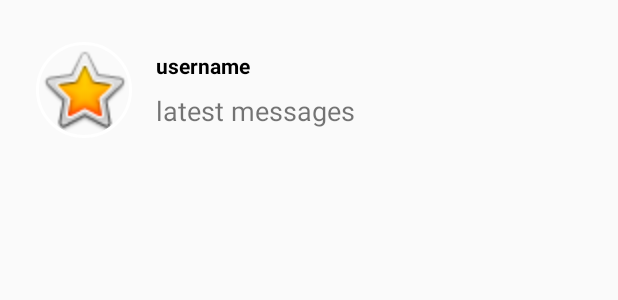
After one commit to boardguy1024/KotlinFirebaseMassenger, an Android app: the layout latest_messages_row.xml on its own in the app's theme, with its tools: preview values and no code run, on a phone screen of 412 x 824 dp. The commit adds this screen. Shown: the top 300 px of the screen. Run offline under Robolectric (Android 15) with nearby library versions, the phone set to English and light mode, and no system bars.

Commit message:
LatestMessages画面に最新メッセージを表示させる

```diff
--- a/app/src/main/java/com/example/parkkyungsuk/kotlinmassanger/ChatLogActivity.kt
+++ b/app/src/main/java/com/example/parkkyungsuk/kotlinmassanger/ChatLogActivity.kt
@@ -110,6 +110,12 @@ class ChatLogActivity : AppCompatActivity() {
                     recyclerview_chat_log.scrollToPosition(adaptor.itemCount - 1)
                 }
         toRef.setValue(chatMassage)
+
+        val letestMessageRef = FirebaseDatabase.getInstance().getReference("/latest-messages/$fromId/$toId")
+        letestMessageRef.setValue(chatMassage)
+
+        val letestMessageToRef = FirebaseDatabase.getInstance().getReference("/latest-messages/$toId/$fromId")
+        letestMessageRef.setValue(chatMassage)
     }
 
 }
--- /dev/null
+++ b/app/src/main/res/layout/latest_messages_row.xml
@@ -0,0 +1,51 @@
+<?xml version="1.0" encoding="utf-8"?>
+<android.support.constraint.ConstraintLayout xmlns:android="http://schemas.android.com/apk/res/android"
+    xmlns:app="http://schemas.android.com/apk/res-auto"
+    xmlns:tools="http://schemas.android.com/tools"
+    android:layout_width="match_parent"
+    android:layout_height="120dp">
+
+    <de.hdodenhof.circleimageview.CircleImageView
+        android:id="@+id/imageView_latest_messages"
+        android:layout_width="64dp"
+        android:layout_height="64dp"
+        android:layout_marginLeft="24dp"
+        android:layout_marginStart="24dp"
+        app:civ_border_width="2dp"
+        app:civ_border_color="@android:color/white"
+        app:layout_constraintBottom_toBottomOf="parent"
+        app:layout_constraintStart_toStartOf="parent"
+        app:layout_constraintTop_toTopOf="parent"
+        app:srcCompat="@android:drawable/btn_star_big_on" />
+
+    <TextView
+        android:id="@+id/username_textView_latest_messages"
+        android:layout_width="wrap_content"
+        android:layout_height="wrap_content"
+        android:layout_marginBottom="8dp"
+        android:layout_marginLeft="16dp"
+        android:layout_marginStart="16dp"
+        android:text="username"
+        android:textColor="@android:color/black"
+        android:textStyle="bold"
+        app:layout_constraintBottom_toTopOf="@+id/message_textView_latest_messages"
+        app:layout_constraintStart_toEndOf="@+id/imageView_latest_messages"
+        app:layout_constraintTop_toTopOf="parent"
+        app:layout_constraintVertical_chainStyle="packed" />
+
+    <TextView
+        android:id="@+id/message_textView_latest_messages"
+        android:layout_width="0dp"
+        android:layout_height="wrap_content"
+        android:layout_marginEnd="8dp"
+        android:layout_marginLeft="16dp"
+        android:layout_marginRight="8dp"
+        android:layout_marginStart="16dp"
+        android:text="latest messages"
+        android:textSize="18sp"
+        app:layout_constraintBottom_toBottomOf="parent"
+        app:layout_constraintEnd_toEndOf="parent"
+        app:layout_constraintHorizontal_bias="0.5"
+        app:layout_constraintStart_toEndOf="@+id/imageView_latest_messages"
+        app:layout_constraintTop_toBottomOf="@+id/username_textView_latest_messages" />
+</android.support.constraint.ConstraintLayout>
```
Also changed, not shown: app/src/main/java/com/example/parkkyungsuk/kotlinmassanger/LatestActivity.kt (+77 -4 lines), app/src/main/res/layout/activity_latest.xml (+9 -0 lines).
